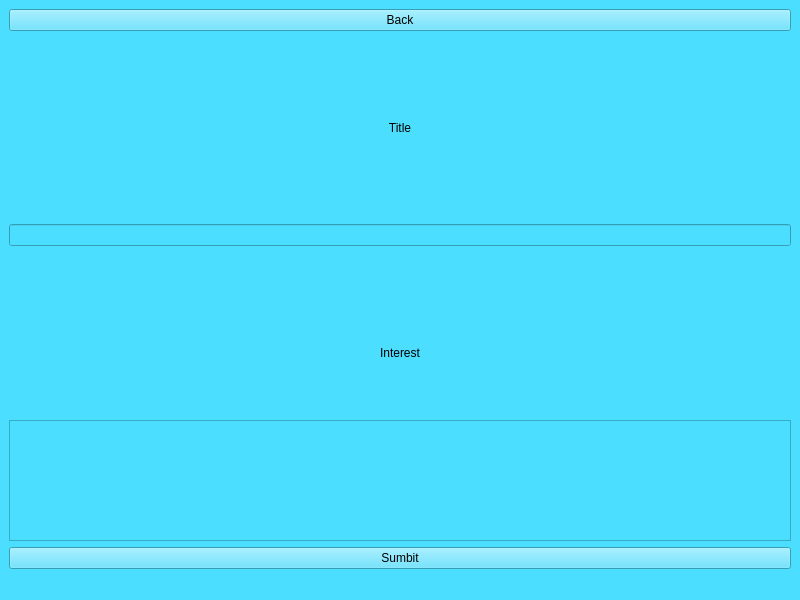
Qt form Paxel/createboardorthread.ui (ClownKingWalrus/PAXEL) before a commit.
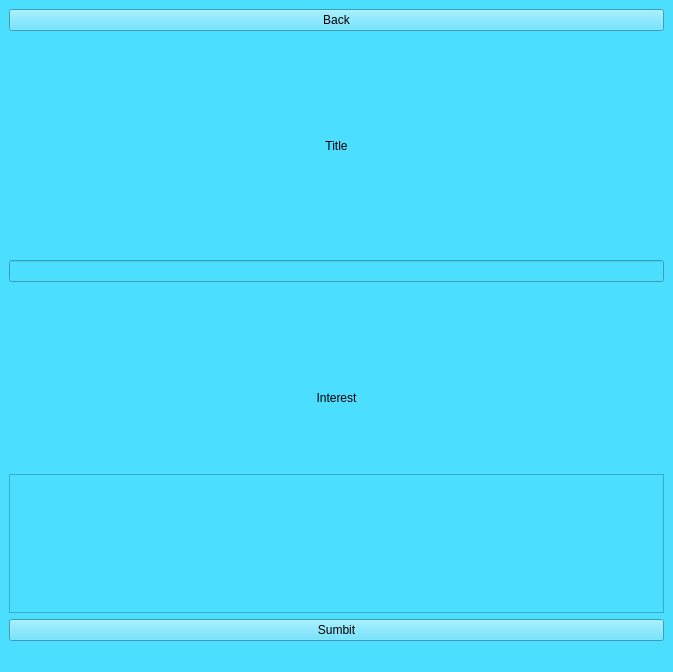
The same form after that commit.

What changed in the file:
```diff
--- a/Paxel/createboardorthread.ui
+++ b/Paxel/createboardorthread.ui
@@ -6,8 +6,8 @@
    <rect>
     <x>0</x>
     <y>0</y>
-    <width>800</width>
-    <height>600</height>
+    <width>673</width>
+    <height>672</height>
    </rect>
   </property>
   <property name="windowTitle">
@@ -63,8 +63,8 @@
           <rect>
            <x>0</x>
            <y>0</y>
-           <width>784</width>
-           <height>120</height>
+           <width>657</width>
+           <height>139</height>
           </rect>
          </property>
         </widget>
@@ -103,7 +103,7 @@
          <enum>Qt::Orientation::Vertical</enum>
         </property>
         <property name="sizeType">
-         <enum>QSizePolicy::Policy::Minimum</enum>
+         <enum>QSizePolicy::Policy::Fixed</enum>
         </property>
         <property name="sizeHint" stdset="0">
          <size>
```
Left out of the diff: 4 changed lines with no effect on the pictures.
